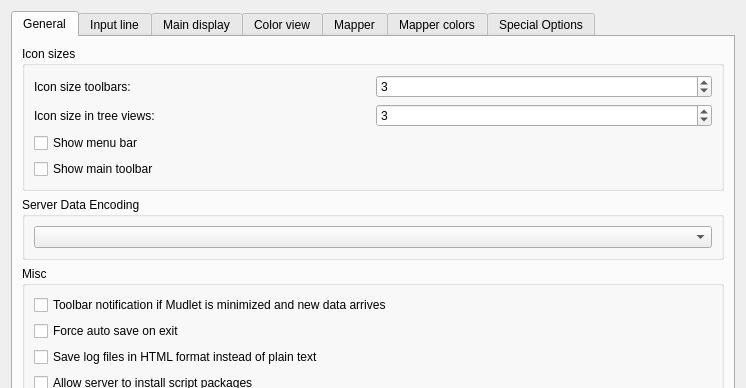
First picture: the form in src/ui/profile_preferences.ui, repository Mudlet/Mudlet, before the edit; both pictures show x 0 to 746 and y 0 to 388 of the 746 by 663 pixel window.
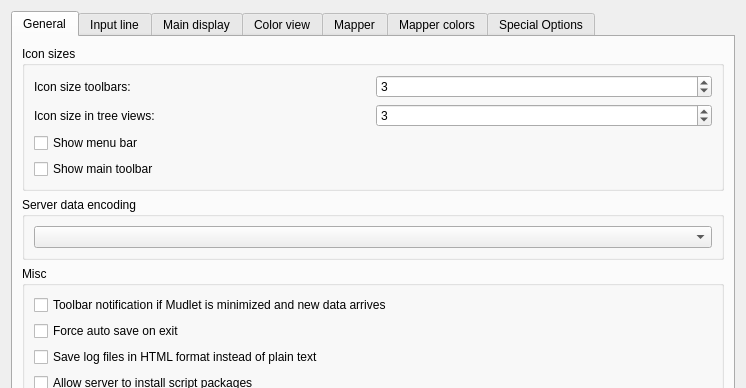
Second picture: the form after the edit. Icons and pictures are not drawn.

Commit message:
Revise: further changes arising from review discussions
Run-time error string on supplying a bad encoding to setServerEncoding(...)
is now:
"Encoding \"XXXX\" does not exist;
 use one of the following:
 \"ASCII\",
 <list of other encodings (with UTF-8 at the top)>."

Profile Preferences title for encoding is now "Server data encoding" - it
has lost the extra capitalisation I originally used. 8-|

What changed in the file:
```diff
--- a/src/ui/profile_preferences.ui
+++ b/src/ui/profile_preferences.ui
@@ -139,7 +139,7 @@
           <bool>true</bool>
          </property>
          <property name="title">
-          <string>Server Data Encoding</string>
+          <string>Server data encoding</string>
          </property>
          <layout class="QVBoxLayout" name="verticalLayout_7">
           <item>
```
The commit also changes 2 other files.
